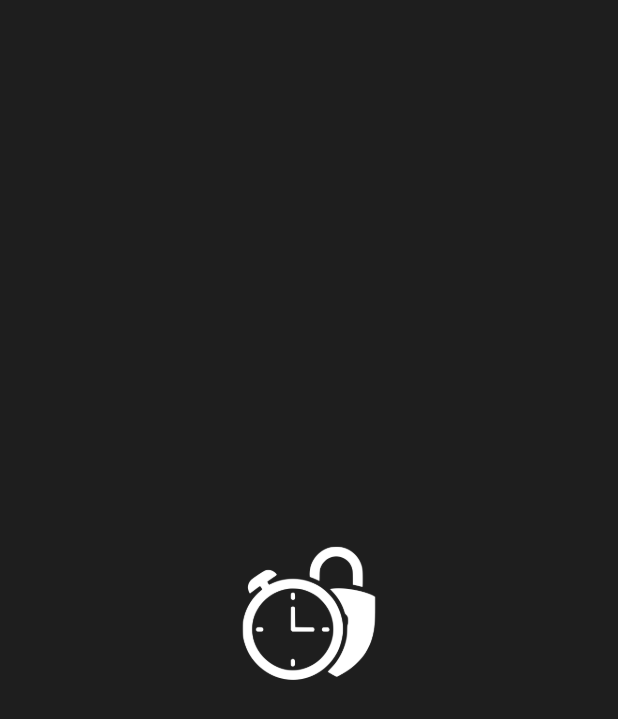
After one commit to fossindia/totp, a Flutter app: the SplashScreen screen opened directly, on a phone screen of 412 x 824 dp. The commit adds this screen. Shown: the top 719 px of the screen. Run offline on Flutter 3.47's test engine with Material 3 defaults, Android fonts, the phone set to English and light mode, and no system bars; our stand-ins replace equatable, file_picker, flutter_bloc, flutter_secure_storage, go_router, local_auth and 4 more; missing offline and left inert: encrypt, home_widget, mobile_scanner, totp_generator; accounts and stored records are empty; statements that could not run were skipped.

Commit message:
feat: Implement biometric authentication, splash screen, and router refactor

```diff
--- /dev/null
+++ b/lib/src/splash_screen.dart
@@ -0,0 +1,33 @@
+import 'package:flutter/material.dart';
+import 'package:flutter/services.dart';
+import 'package:totp/src/core/constants/colors.dart';
+
+class SplashScreen extends StatelessWidget {
+  const SplashScreen({super.key});
+
+  @override
+  Widget build(BuildContext context) {
+    SystemChrome.setSystemUIOverlayStyle(
+      const SystemUiOverlayStyle(
+        systemNavigationBarColor: AppColors.darkGrey,
+        statusBarColor: AppColors.darkGrey,
+        systemNavigationBarIconBrightness: Brightness.light,
+        statusBarIconBrightness: Brightness.light,
+      ),
+    );
+
+    return Directionality(
+      textDirection: TextDirection.ltr, // Or TextDirection.rtl based on your app's primary direction
+      child: Scaffold(
+        backgroundColor: AppColors.darkGrey,
+        body: Center(
+          child: Image.asset(
+            'assets/images/logo.png',
+            width: 150, // Adjust size as needed
+            height: 150, // Adjust size as needed
+          ),
+        ),
+      ),
+    );
+  }
+}
```
Also changed, not shown: lib/src/app.dart (+25 -57 lines), lib/src/app_router.dart (added, +56 -0 lines), lib/src/features/auth/presentation/screens/auth_screen.dart (+1 -11 lines), lib/src/features/settings/presentation/screens/settings_screen.dart (+78 -1 lines).
